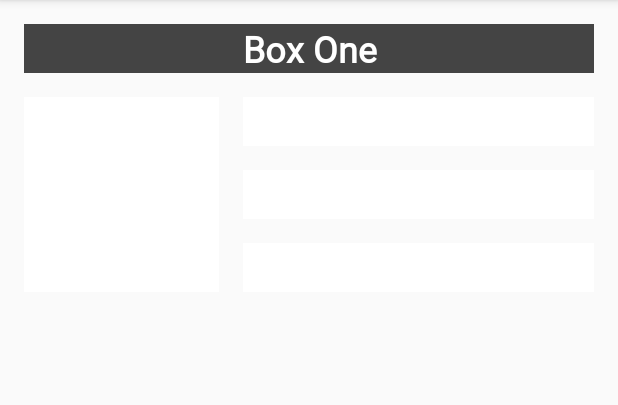
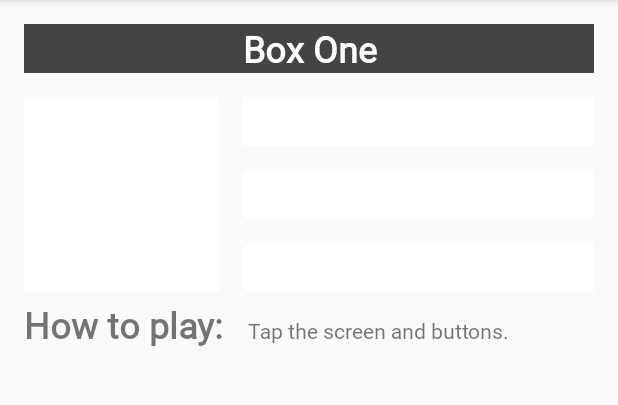
Before and after one commit to Kanlaya0709/ColorMyViews, an Android app: the screen it shows after launch (MainActivity), after a tap on "Box One", on a phone screen of 412 x 824 dp, the part 84-489 px from its top. Run offline under Robolectric (Android 15) with nearby library versions, the phone set to English and light mode, and no system bars.

Commit message:
Add How to Play

```diff
--- a/app/src/main/res/layout/activity_main.xml
+++ b/app/src/main/res/layout/activity_main.xml
@@ -54,5 +54,21 @@
             app:layout_constraintStart_toEndOf="@+id/box_two_text"
             android:layout_marginStart="@dimen/margin_wide" app:layout_constraintEnd_toEndOf="parent"
             android:layout_marginEnd="@dimen/margin_wide"/>
+    <TextView
+            android:text="@string/how_to_play"
+            android:layout_width="wrap_content"
+            android:layout_height="wrap_content"
+            android:id="@+id/label_text" android:fontFamily="@font/roboto"
+            android:textSize="24sp" android:textStyle="bold" android:layout_marginStart="16dp"
+            app:layout_constraintStart_toStartOf="parent" app:layout_constraintBaseline_toBaselineOf="@+id/info_text"/>
+    <TextView
+            android:text="@string/tap_the_boxes_and_buttons"
+            android:layout_width="0dp"
+            android:layout_height="wrap_content"
+            android:id="@+id/info_text" android:fontFamily="@font/roboto"
+            app:layout_constraintStart_toEndOf="@+id/label_text" android:layout_marginStart="16dp"
+            app:layout_constraintEnd_toEndOf="parent" android:layout_marginEnd="16dp"
+            android:layout_marginTop="16dp"
+            app:layout_constraintTop_toBottomOf="@+id/box_two_text"/>
 
 </androidx.constraintlayout.widget.ConstraintLayout>
--- a/app/src/main/res/values/strings.xml
+++ b/app/src/main/res/values/strings.xml
@@ -5,4 +5,6 @@
     <string name="box_three">Box Three</string>
     <string name="box_four">Box Four</string>
     <string name="box_five">Box Five</string>
+    <string name="how_to_play">How to play:</string>
+    <string name="tap_the_boxes_and_buttons">Tap the screen and buttons.</string>
 </resources>
```
